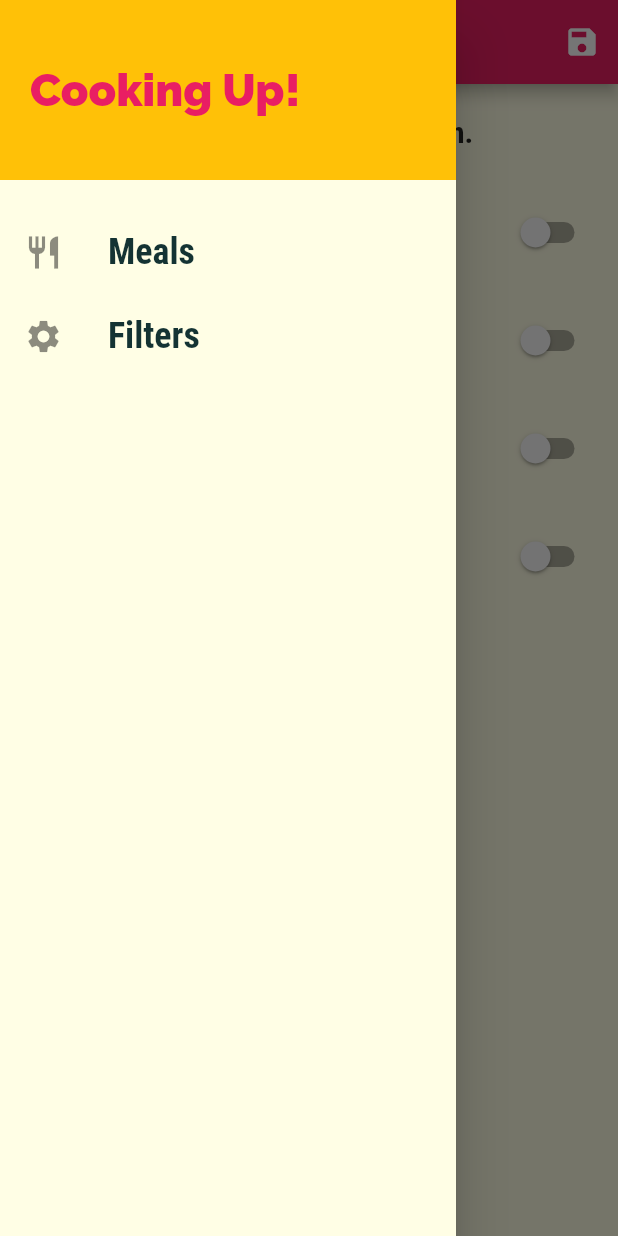
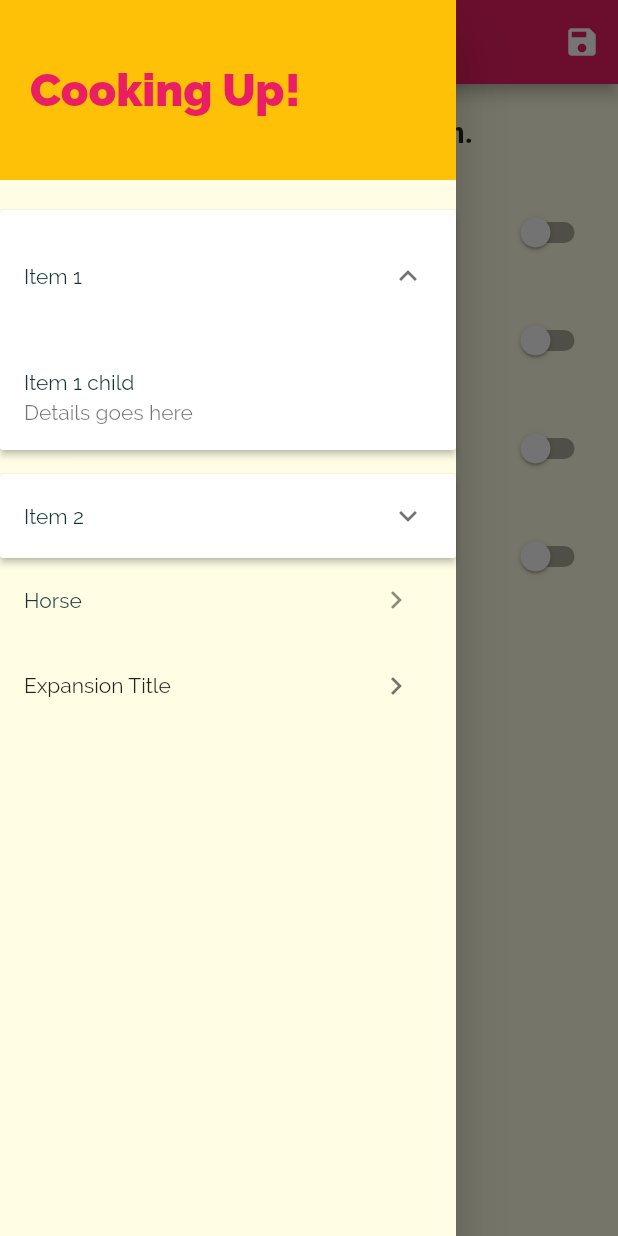
Before and after one commit to zyy55/-Flutter-Dart---The-Complete-Guide, a Flutter app: the FiltersScreen screen opened by its route, with the side drawer open, on a phone screen of 412 x 824 dp. Run offline on Flutter 3.47's test engine with Material 2 defaults, Android fonts, the phone set to English and light mode, and no system bars.

Commit message:
make expansionTile tapable text and button

```diff
--- a/lib/widgets/main_drawer.dart
+++ b/lib/widgets/main_drawer.dart
@@ -23,7 +23,7 @@ class MainDrawer extends StatelessWidget {
   @override
   Widget build(BuildContext context) {
     return Drawer(
-      child: Column(
+      child: ListView(
         children: [
           Container(
             height: 120,
@@ -42,6 +42,61 @@ class MainDrawer extends StatelessWidget {
           SizedBox(
             height: 20,
           ),
+        ExpansionPanelList(
+          expansionCallback: (int index, bool isExpanded) {},
+          children: [
+            ExpansionPanel(
+              headerBuilder: (BuildContext context, bool isExpanded) {
+                return ListTile(
+                  title: Text('Item 1'),
+                );
+              },
+              body: ListTile(
+                title: Text('Item 1 child'),
+                subtitle: Text('Details goes here'),
+              ),
+              isExpanded: true,
+            ),
+            ExpansionPanel(
+              headerBuilder: (BuildContext context, bool isExpanded) {
+                return ListTile(
+                  title: Text('Item 2'),
+                );
+              },
+              body: ListTile(
+                title: Text('Item 2 child'),
+                subtitle: Text('Details goes here'),
+              ),
+              isExpanded: false,
+            ),
+          ],
+        ),
+          ListTile(
+            title: Text('Horse'),
+            trailing: IconButton(
+              icon: Icon(Icons.keyboard_arrow_right),
+              onPressed: () {
+
+              },
+            ),
+            onTap: () {
+              Navigator.of(context).pushReplacementNamed('/');
+            },
+          ),
+      InkWell(
+        onTap: () {
+          Navigator.of(context).pushReplacementNamed('/');
+        },
+          child: ExpansionTile(
+            trailing: IconButton(
+                icon: Icon(Icons.keyboard_arrow_right),
+                onPressed: () {
+
+                  Navigator.of(context).pushReplacementNamed('/');
+                },
+            ),
+            title: Text("Expansion Title"),
+            children: <Widget>[
               buildListTile(
                 'Meals',
                 Icons.restaurant,
@@ -57,6 +112,11 @@ class MainDrawer extends StatelessWidget {
                       .pushReplacementNamed(FiltersScreen.routeName);
                 },
               ),
+
+            ],
+          ),
+        ),
+
         ],
       ),
     );
```
Lines whose indentation alone changed are shown as unchanged.
